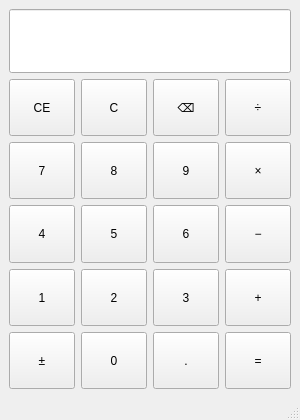
First picture: the form in mainwindow.ui, repository Kyaru-07/Calculatot_QT, before the edit.
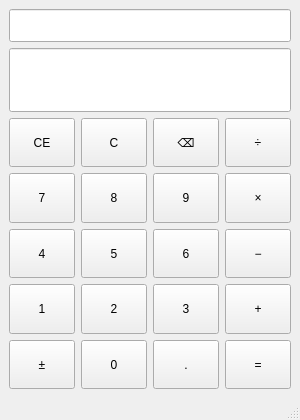
Second picture: the form after the edit.

Commit message:
feat: 补全正负号运算逻辑
- 新增 toggleSign()，实现当前数值的正负号切换
- 接上 btnSign 按键分发
- 新增 symbolOf()，把内部运算符映射为显示符号
- 新增 displayText()，支持显示带运算符的当前表达式

The edit to the form file:
```diff
--- a/mainwindow.ui
+++ b/mainwindow.ui
@@ -27,6 +27,30 @@
   </property>
   <widget class="QWidget" name="centralwidget">
    <layout class="QVBoxLayout" name="verticalLayout">
+    <item>
+     <widget class="QLineEdit" name="labelExpression">
+      <property name="minimumSize">
+       <size>
+        <width>0</width>
+        <height>28</height>
+       </size>
+      </property>
+      <property name="font">
+       <font>
+        <pointsize>16</pointsize>
+       </font>
+      </property>
+      <property name="styleSheet">
+       <string notr="true">color:#808080</string>
+      </property>
+      <property name="alignment">
+       <set>Qt::AlignRight|Qt::AlignTrailing|Qt::AlignVCenter</set>
+      </property>
+      <property name="readOnly">
+       <bool>true</bool>
+      </property>
+     </widget>
+    </item>
     <item>
      <widget class="QLineEdit" name="lineEditDisplay">
       <property name="minimumSize">
```
The commit also changes 2 other files.
